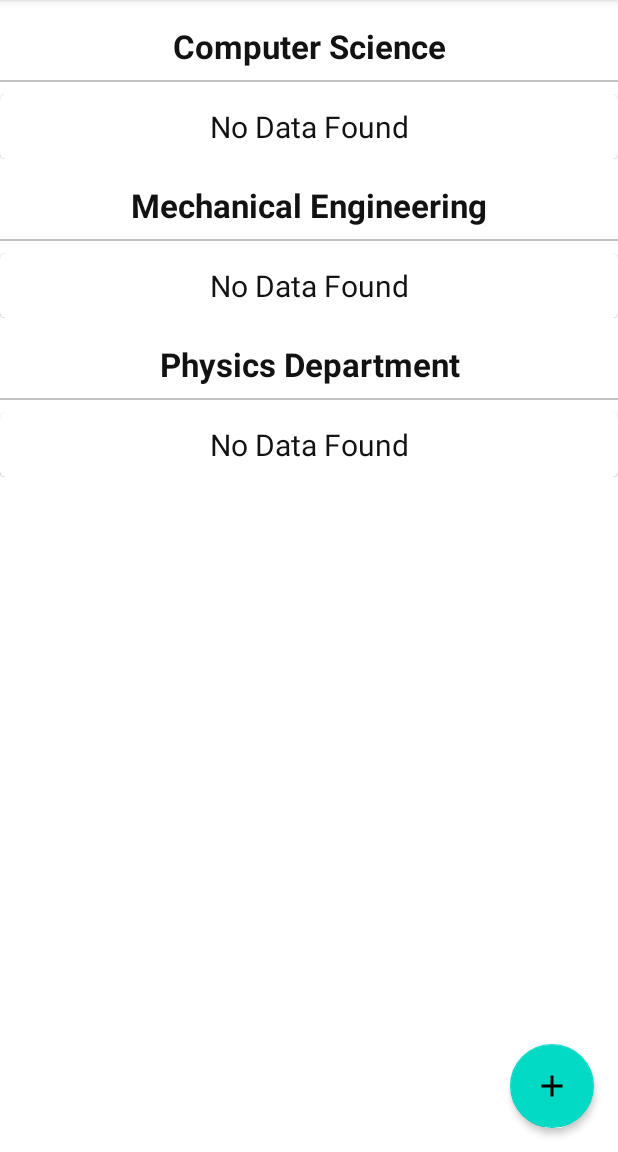
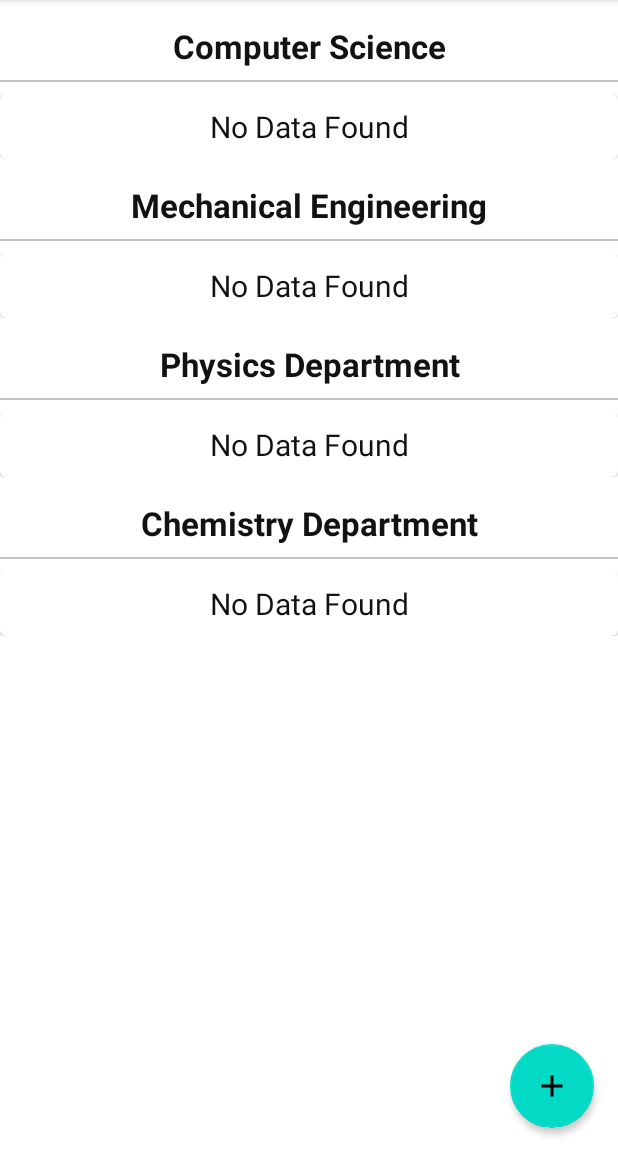
Before and after one commit to Micoder-dev/College-Admin-Console-App, an Android app: the UpdateFaculty screen opened directly, with no data from a screen before it, on a phone screen of 412 x 824 dp, the part 84-1236 px from its top. Run offline under Robolectric (Android 15) with nearby library versions, the phone set to English and light mode, and no system bars; our stand-ins replace Firebase (no records; nobody signed in at launch, a user with empty details on screens opened directly).

Commit message:
retrive data from firebase to view in faculty section

```diff
--- a/app/build.gradle
+++ b/app/build.gradle
@@ -43,4 +43,5 @@ dependencies {
     implementation 'com.google.firebase:firebase-database:20.0.5'
     implementation 'com.google.firebase:firebase-storage:20.0.1'
     implementation 'de.hdodenhof:circleimageview:3.1.0'
+    implementation 'com.squareup.picasso:picasso:2.71828'
 }
--- a/app/src/main/java/com/micoder/collegeapp/faculty/UpdateFaculty.java
+++ b/app/src/main/java/com/micoder/collegeapp/faculty/UpdateFaculty.java
@@ -1,22 +1,57 @@
 package com.micoder.collegeapp.faculty;
 
+import androidx.annotation.NonNull;
 import androidx.appcompat.app.AppCompatActivity;
+import androidx.recyclerview.widget.LinearLayoutManager;
+import androidx.recyclerview.widget.RecyclerView;
 
 import android.content.Intent;
 import android.os.Bundle;
 import android.view.View;
+import android.widget.LinearLayout;
+import android.widget.Toast;
 
 import com.google.android.material.floatingactionbutton.FloatingActionButton;
+import com.google.firebase.database.DataSnapshot;
+import com.google.firebase.database.DatabaseError;
+import com.google.firebase.database.DatabaseReference;
+import com.google.firebase.database.FirebaseDatabase;
+import com.google.firebase.database.ValueEventListener;
 import com.micoder.collegeapp.R;
+
+import java.util.ArrayList;
+import java.util.List;
 
 public class UpdateFaculty extends AppCompatActivity {
 
     FloatingActionButton fab;
+    private RecyclerView csDepartment,mechanicalDepartment,physicsDepartment,chemistryDepartment;
+    private LinearLayout csNoData,mechNoData,physicsNoData,chemistryNoData;
+    private List<TeacherData> list1,list2,list3,list4;
+    private DatabaseReference reference,dbRef;
+    private TeacherAdapter adapter;
 
     @Override
     protected void onCreate(Bundle savedInstanceState) {
         super.onCreate(savedInstanceState);
         setContentView(R.layout.activity_update_faculty);
+
+        chemistryNoData=findViewById(R.id.chemistryNoData);
+        physicsNoData=findViewById(R.id.physicsNoData);
+        mechNoData=findViewById(R.id.mechNoData);
+        csNoData=findViewById(R.id.csNoData);
+
+        chemistryDepartment=findViewById(R.id.chemistryDepartment);
+        physicsDepartment=findViewById(R.id.physicsDepartment);
+        mechanicalDepartment=findViewById(R.id.mechanicalDepartment);
+        csDepartment=findViewById(R.id.csDepartment);
+
+        reference= FirebaseDatabase.getInstance().getReference().child("teacher");
+
+        csDepartment();
+        mechanicalDepartment();
+        physicsDepartment();
+        chemistryDepartment();
 
         fab=findViewById(R.id.fab);
 
@@ -27,4 +62,124 @@ public class UpdateFaculty extends AppCompatActivity {
             }
         });
     }
+
+    private void csDepartment() {
+        dbRef=reference.child("Computer Science");
+        dbRef.addValueEventListener(new ValueEventListener() {
+            @Override
+            public void onDataChange(@NonNull DataSnapshot dataSnapshot) {
+                list1=new ArrayList<>();
+                if (!dataSnapshot.exists()){
+                    csNoData.setVisibility(View.VISIBLE);
+                    csDepartment.setVisibility(View.GONE);
+                }else {
+                    csNoData.setVisibility(View.GONE);
+                    csDepartment.setVisibility(View.VISIBLE);
+                    for (DataSnapshot snapshot: dataSnapshot.getChildren()){
+                        TeacherData data=snapshot.getValue(TeacherData.class);
+                        list1.add(data);
+                    }
+                    csDepartment.setHasFixedSize(true);
+                    csDepartment.setLayoutManager(new LinearLayoutManager(UpdateFaculty.this));
+                    adapter=new TeacherAdapter(list1,UpdateFaculty.this);
+                    csDepartment.setAdapter(adapter);
+                }
+            }
+
+            @Override
+            public void onCancelled(@NonNull DatabaseError databaseError) {
+                Toast.makeText(UpdateFaculty.this, databaseError.getMessage(), Toast.LENGTH_SHORT).show();
+            }
+        });
+    }
+
+    private void mechanicalDepartment() {
+        dbRef=reference.child("Mechanical");
+        dbRef.addValueEventListener(new ValueEventListener() {
+            @Override
+            public void onDataChange(@NonNull DataSnapshot dataSnapshot) {
+                list2=new ArrayList<>();
+                if (!dataSnapshot.exists()){
+                    mechNoData.setVisibility(View.VISIBLE);
+                    mechanicalDepartment.setVisibility(View.GONE);
+                }else {
+                    mechNoData.setVisibility(View.GONE);
+                    mechanicalDepartment.setVisibility(View.VISIBLE);
+                    for (DataSnapshot snapshot: dataSnapshot.getChildren()){
+                        TeacherData data=snapshot.getValue(TeacherData.class);
+                        list2.add(data);
+                    }
+                    mechanicalDepartment.setHasFixedSize(true);
+                    mechanicalDepartment.setLayoutManager(new LinearLayoutManager(UpdateFaculty.this));
+                    adapter=new TeacherAdapter(list2,UpdateFaculty.this);
+                    mechanicalDepartment.setAdapter(adapter);
+                }
+            }
+
+            @Override
+            public void onCancelled(@NonNull DatabaseError databaseError) {
+                Toast.makeText(UpdateFaculty.this, databaseError.getMessage(), Toast.LENGTH_SHORT).show();
+            }
+        });
+    }
+
+    private void physicsDepartment() {
+        dbRef=reference.child("Physics");
+        dbRef.addValueEventListener(new ValueEventListener() {
+            @Override
+            public void onDataChange(@NonNull DataSnapshot dataSnapshot) {
+                list3=new ArrayList<>();
+                if (!dataSnapshot.exists()){
+                    physicsNoData.setVisibility(View.VISIBLE);
+                    physicsDepartment.setVisibility(View.GONE);
+                }else {
+                    physicsNoData.setVisibility(View.GONE);
+                    physicsDepartment.setVisibility(View.VISIBLE);
+                    for (DataSnapshot snapshot: dataSnapshot.getChildren()){
+                        TeacherData data=snapshot.getValue(TeacherData.class);
+                        list3.add(data);
+                    }
+                    physicsDepartment.setHasFixedSize(true);
+                    physicsDepartment.setLayoutManager(new LinearLayoutManager(UpdateFaculty.this));
+                    adapter=new TeacherAdapter(list3,UpdateFaculty.this);
+                    physicsDepartment.setAdapter(adapter);
+                }
+            }
+
+            @Override
+            public void onCancelled(@NonNull DatabaseError databaseError) {
+                Toast.makeText(UpdateFaculty.this, databaseError.getMessage(), Toast.LENGTH_SHORT).show();
+            }
+        });
+    }
+
+    private void chemistryDepartment() {
+        dbRef=reference.child("Chemistry");
+        dbRef.addValueEventListener(new ValueEventListener() {
+            @Override
+            public void onDataChange(@NonNull DataSnapshot dataSnapshot) {
+                list4=new ArrayList<>();
+                if (!dataSnapshot.exists()){
+                    chemistryNoData.setVisibility(View.VISIBLE);
+                    chemistryDepartment.setVisibility(View.GONE);
+                }else {
+                    chemistryNoData.setVisibility(View.GONE);
+                    chemistryDepartment.setVisibility(View.VISIBLE);
+                    for (DataSnapshot snapshot: dataSnapshot.getChildren()){
+                        TeacherData data=snapshot.getValue(TeacherData.class);
+                        list4.add(data);
+                    }
+                    chemistryDepartment.setHasFixedSize(true);
+                    chemistryDepartment.setLayoutManager(new LinearLayoutManager(UpdateFaculty.this));
+                    adapter=new TeacherAdapter(list4,UpdateFaculty.this);
+                    chemistryDepartment.setAdapter(adapter);
+                }
+            }
+
+            @Override
+            public void onCancelled(@NonNull DatabaseError databaseError) {
+                Toast.makeText(UpdateFaculty.this, databaseError.getMessage(), Toast.LENGTH_SHORT).show();
+            }
+        });
+    }
 }
--- a/app/src/main/res/layout/activity_update_faculty.xml
+++ b/app/src/main/res/layout/activity_update_faculty.xml
@@ -77,7 +77,7 @@
                 android:layout_width="match_parent"
                 android:layout_height="wrap_content"
                 android:orientation="vertical"
-                android:id="@+id/machNoData">
+                android:id="@+id/mechNoData">
                 <include layout="@layout/no_data_found"/>
             </LinearLayout>
 
@@ -109,6 +109,34 @@
                 <include layout="@layout/no_data_found"/>
             </LinearLayout>
 
+            <TextView
+                android:layout_width="match_parent"
+                android:layout_height="wrap_content"
+                android:text="Chemistry Department"
+                android:gravity="center"
+                android:textSize="22sp"
+                android:textColor="@color/textColor"
+                android:textStyle="bold"
+                android:layout_marginTop="16dp"/>
+            <View
+                android:layout_width="match_parent"
+                android:layout_height="1dp"
+                android:layout_marginVertical="8dp"
+                android:background="#c1c1c1"/>
+            <androidx.recyclerview.widget.RecyclerView
+                android:layout_width="match_parent"
+                android:layout_height="wrap_content"
+                android:id="@+id/chemistryDepartment"
+                android:nestedScrollingEnabled="false"
+                android:visibility="gone"/>
+            <LinearLayout
+                android:layout_width="match_parent"
+                android:layout_height="wrap_content"
+                android:orientation="vertical"
+                android:id="@+id/chemistryNoData">
+                <include layout="@layout/no_data_found"/>
+            </LinearLayout>
+
         </LinearLayout>
     </androidx.core.widget.NestedScrollView>
 
--- a/app/src/main/res/layout/faculty_item_layout.xml
+++ b/app/src/main/res/layout/faculty_item_layout.xml
@@ -33,14 +33,14 @@
                     android:id="@+id/teacherPost"
                     android:text="Principal"
                     android:textColor="@color/textColor"
-                    android:textSize="18sp"/>
+                    android:textSize="15sp"/>
                 <TextView
                     android:layout_width="match_parent"
                     android:layout_height="wrap_content"
                     android:id="@+id/teacherEmail"
                     android:text="micoder.com@gmail.com"
                     android:textColor="@color/textColor"
-                    android:textSize="18sp"/>
+                    android:textSize="12sp"/>
                 <com.google.android.material.button.MaterialButton
                     android:id="@+id/teacherUpdate"
                     android:layout_width="wrap_content"
```
Also changed, not shown: app/src/main/java/com/micoder/collegeapp/faculty/TeacherAdapter.java (added, +80 -0 lines).
